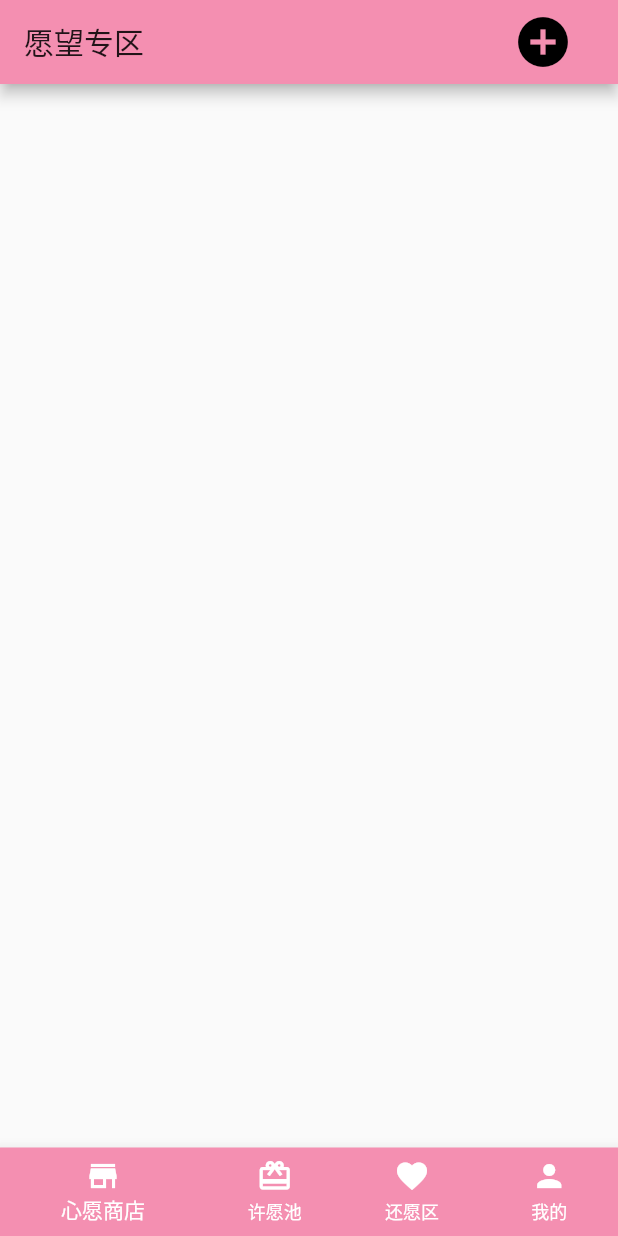
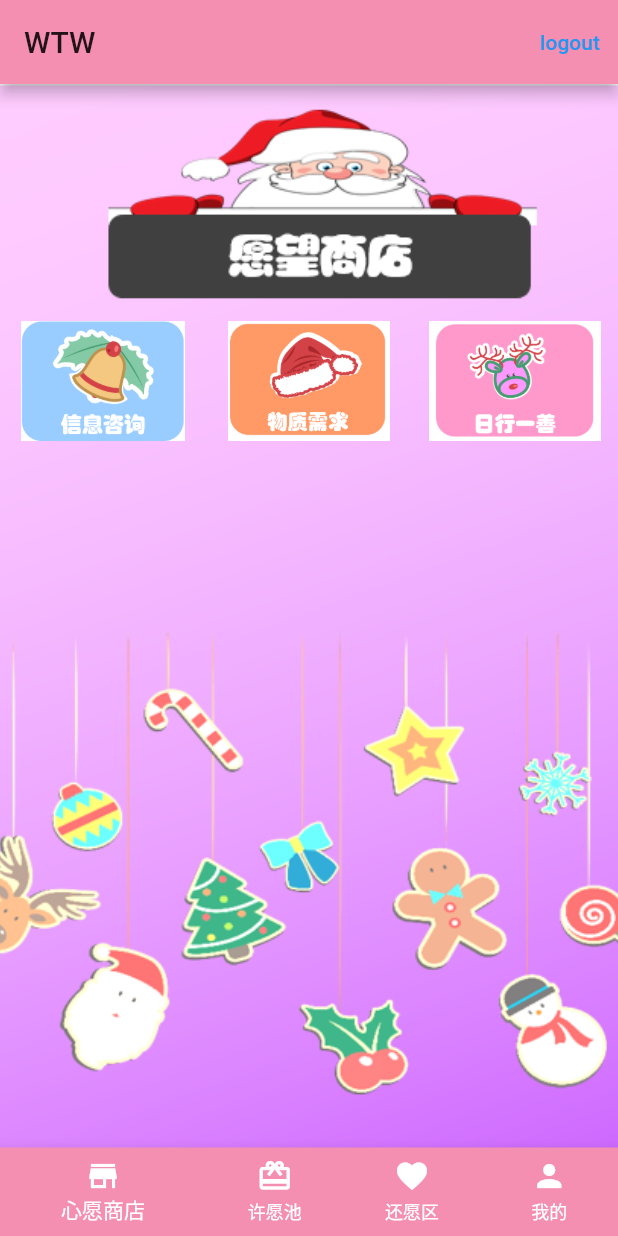
Before and after one commit to tanyanbo/xingyuan, a Flutter app: the screen it shows once a user with an empty profile is signed in, on a phone screen of 412 x 824 dp. Run offline on Flutter 3.47's test engine with Material 2 defaults, Android fonts, the phone set to English and light mode, and no system bars; our stand-ins replace cloud_firestore, firebase_auth, firebase_core; accounts and stored records are empty.

Commit message:
fix logout bug

```diff
--- a/lib/common/items/Wish.dart
+++ b/lib/common/items/Wish.dart
@@ -6,11 +6,13 @@ class Wish {
   TypeOfWish type;
   bool taken;
   bool completed;
+  String user;
 
   Wish(
       {this.title = '',
       this.price = 0,
       this.type = TypeOfWish.INFO,
       this.taken = false,
-      this.completed = false});
+      this.completed = false,
+      required this.user});
 }
--- a/lib/main.dart
+++ b/lib/main.dart
@@ -20,24 +20,9 @@ class MyApp extends StatelessWidget {
         primaryColor: Colors.pink[200],
       ),
       routes: {
-        '/': (_) {
-          return StreamBuilder<User?>(
-            stream: FirebaseAuth.instance.authStateChanges(),
-            builder: (context, snapshot) {
-              print('auth state changed');
-              if (snapshot.connectionState == ConnectionState.active) {
-                final User? user = snapshot.data;
-                if (user == null) {
-                  return AuthenticationPage();
-                }
-                return HomePage();
-              }
-              return CircularProgressIndicator();
-            },
-          );
-        },
-        '/home': (_) => HomePage(),
-        '/addwish': (_) => AddWishPage(),
+        '/': (_) => AuthenticationPage(),
+        HomePage.routeName: (_) => HomePage(),
+        AddWishPage.routeName: (_) => AddWishPage(),
       },
     );
   }
--- a/lib/screens/AuthenticationPage.dart
+++ b/lib/screens/AuthenticationPage.dart
@@ -2,6 +2,7 @@ import 'package:firebase_auth/firebase_auth.dart';
 import 'package:flutter/material.dart';
 import 'package:flutter/cupertino.dart';
 import 'package:xingyuan/common/InputBox.dart';
+import 'package:xingyuan/screens/HomePage.dart';
 
 class AuthenticationPage extends StatefulWidget {
   const AuthenticationPage({Key? key}) : super(key: key);
@@ -41,27 +42,16 @@ class _AuthenticationPageState extends State<AuthenticationPage> {
     _formKey.currentState!.save();
 
     try {
-      UserCredential userCredential =
-          // await auth.signInAnonymously();
-          await auth.createUserWithEmailAndPassword(
+      await auth.signInWithEmailAndPassword(
         email: "${_credentials['phoneNumber'] as String}@email.com",
         password: _credentials['code'] as String,
       );
-
-      print('Login: $userCredential');
-
-      Navigator.of(context).pushNamed('/home');
     } on FirebaseAuthException catch (e) {
       if (e.code == 'user-not-found') {
-        UserCredential userCredential =
-            await auth.createUserWithEmailAndPassword(
-          email: _credentials['phoneNumber'] as String,
+        await auth.createUserWithEmailAndPassword(
+          email: '${_credentials['phoneNumber'] as String}@email.com',
           password: _credentials['code'] as String,
         );
-
-        print('Create User: ${userCredential}');
-
-        Navigator.of(context).pushNamed('/home');
       } else if (e.code == 'wrong-password') {
         showMyDialog(context);
       }
@@ -70,8 +60,7 @@ class _AuthenticationPageState extends State<AuthenticationPage> {
     }
   }
 
-  @override
-  Widget build(BuildContext context) {
+  Widget renderAuthenticationPage() {
     return Scaffold(
       body: Container(
         decoration: BoxDecoration(
@@ -131,4 +120,23 @@ class _AuthenticationPageState extends State<AuthenticationPage> {
       ),
     );
   }
+
+  @override
+  Widget build(BuildContext context) {
+    return StreamBuilder<User?>(
+      stream: auth.authStateChanges(),
+      builder: (context, snapshot) {
+        print('ran');
+        if (snapshot.connectionState == ConnectionState.active) {
+          final User? user = snapshot.data;
+          if (user == null) {
+            print('logout successfully');
+            return renderAuthenticationPage();
+          }
+          return HomePage();
+        }
+        return CircularProgressIndicator();
+      },
+    );
+  }
 }
--- a/lib/screens/HomePage.dart
+++ b/lib/screens/HomePage.dart
@@ -5,12 +5,15 @@ import 'package:xingyuan/screens/tabNavigation/wish/WishMain.dart';
 class HomePage extends StatefulWidget {
   HomePage({Key? key}) : super(key: key);
 
+  static const routeName = '/home';
+
   @override
   _HomePageState createState() => _HomePageState();
 }
 
 class _HomePageState extends State<HomePage> {
   int _selectedIndex = 0;
+
   static const TextStyle optionStyle =
       TextStyle(fontSize: 30, fontWeight: FontWeight.bold);
   static List<Widget> _widgetOptions = <Widget>[
--- a/lib/screens/tabNavigation/profile/ProfileMain.dart
+++ b/lib/screens/tabNavigation/profile/ProfileMain.dart
@@ -13,6 +13,7 @@ class ProfileMain extends StatelessWidget {
           TextButton(
             onPressed: () async {
               await FirebaseAuth.instance.signOut();
+              print(FirebaseAuth.instance.currentUser);
             },
             child: Text('退出'),
             style: TextButton.styleFrom(
--- a/lib/screens/tabNavigation/wish/WishMain.dart
+++ b/lib/screens/tabNavigation/wish/WishMain.dart
@@ -2,13 +2,22 @@ import 'package:firebase_auth/firebase_auth.dart';
 import 'package:flutter/cupertino.dart';
 import 'package:flutter/material.dart';
 import 'package:cloud_firestore/cloud_firestore.dart';
+
+import 'AddWish.dart';
+
+class WishMainArguments {
+  int type;
+
+  WishMainArguments(this.type);
+}
 
 class WishMain extends StatelessWidget {
   final String title;
 
   WishMain({Key? key, required this.title}) : super(key: key);
 
-  CollectionReference wishes = FirebaseFirestore.instance.collection('wishes');
+  final CollectionReference wishes =
+      FirebaseFirestore.instance.collection('wishes');
 
   Future<String?> showMyDialog(BuildContext context, String id) {
     return showCupertinoDialog<String>(
@@ -49,29 +58,37 @@ class WishMain extends StatelessWidget {
   Widget build(BuildContext context) {
     return Scaffold(
       appBar: AppBar(
-        title: Text('愿望专区'),
+        title: Text('WTW'),
         actions: [
-          IconButton(
+          TextButton(
               onPressed: () {
-              Navigator.of(context).pushNamed('/addwish');
+                FirebaseAuth.instance.signOut();
               },
-            icon: Icon(
-              Icons.add_circle_outlined,
-              size: 40,
+              child: Text('logout'))
+        ],
+      ),
+      body: Container(
+        decoration: BoxDecoration(
+          image: DecorationImage(
+            image: AssetImage(
+              'assets/images/wishmain.png',
+            ),
+            fit: BoxFit.cover,
           ),
         ),
-          SizedBox(
-            width: 30,
-          )
-        ],
-      ),
-      body: StreamBuilder(
+        child: StreamBuilder(
           stream: FirebaseFirestore.instance
               .collection('/wishes')
               .where('taken', isEqualTo: false)
               .where('completed', isEqualTo: false)
               .snapshots(),
-        builder: (BuildContext context,
+          builder: streamBuilder,
+        ),
+      ),
+    );
+  }
+
+  Widget streamBuilder(BuildContext context,
       AsyncSnapshot<QuerySnapshot<Map<String, dynamic>>> snapshot) {
     if (snapshot.connectionState == ConnectionState.waiting ||
         !snapshot.hasData ||
@@ -80,7 +97,51 @@ class WishMain extends StatelessWidget {
         child: CircularProgressIndicator(),
       );
     }
-          return ListView.builder(
+    return Column(
+      children: [
+        SizedBox(height: 150),
+        Row(
+          children: [
+            Expanded(
+              child: IconButton(
+                onPressed: () {
+                  Navigator.of(context).pushNamed(AddWishPage.routeName,
+                      arguments: WishMainArguments(1));
+                },
+                icon: Image.asset(
+                  'assets/images/1.png',
+                ),
+                iconSize: 80,
+              ),
+            ),
+            Expanded(
+              child: IconButton(
+                onPressed: () {
+                  Navigator.of(context).pushNamed(AddWishPage.routeName,
+                      arguments: WishMainArguments(2));
+                },
+                icon: Image.asset(
+                  'assets/images/2.png',
+                ),
+                iconSize: 80,
+              ),
+            ),
+            Expanded(
+              child: IconButton(
+                onPressed: () {
+                  Navigator.of(context).pushNamed(AddWishPage.routeName,
+                      arguments: WishMainArguments(3));
+                },
+                icon: Image.asset(
+                  'assets/images/3.png',
+                ),
+                iconSize: 80,
+              ),
+            ),
+          ],
+        ),
+        Flexible(
+          child: ListView.builder(
             itemCount: snapshot.requireData.docs.length,
             itemBuilder: (BuildContext context, int index) {
               QueryDocumentSnapshot<Map<String, dynamic>> item =
@@ -88,7 +149,9 @@ class WishMain extends StatelessWidget {
               return Card(
                 child: ListTile(
                   title: Text(item['title']),
-                  subtitle: Text(item['price'].toString()),
+                  subtitle: Text(
+                      '${item['price'].toString()} 心愿币 \n发布人: ${item['user'].substring(0, 11)}'),
+                  isThreeLine: true,
                   leading: Image(
                     image: AssetImage(
                         'assets/images/${item['type'] == 1 ? 1 : item['type'] == 2 ? 2 : 3}.png'),
@@ -99,12 +162,13 @@ class WishMain extends StatelessWidget {
                       showMyDialog(context, item.id);
                     },
                   ),
+                  tileColor: Colors.white,
                 ),
               );
             },
-          );
-        },
           ),
+        ),
+      ],
     );
   }
 }
--- a/pubspec.yaml
+++ b/pubspec.yaml
@@ -54,6 +54,9 @@ flutter:
     - assets/images/2.png
     - assets/images/3.png
     - assets/images/cover.png
+    - assets/images/wishmain.png
+    - assets/images/wishingwellmain.png
+    - assets/images/returnmain.png
 
   # An image asset can refer to one or more resolution-specific "variants", see
   # https://flutter.dev/assets-and-images/#resolution-aware.
```
Also changed, not shown: lib/screens/tabNavigation/wish/AddWish.dart (+14 -9 lines), assets/images/returnmain.png (added), assets/images/wishingwellmain.png (added), assets/images/wishmain.png (added). Lines whose indentation alone changed are shown as unchanged.
